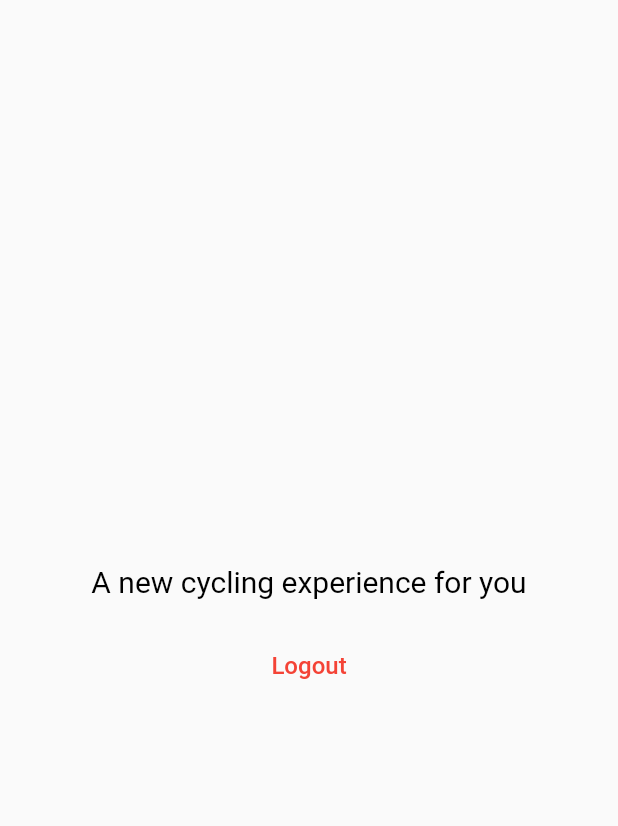
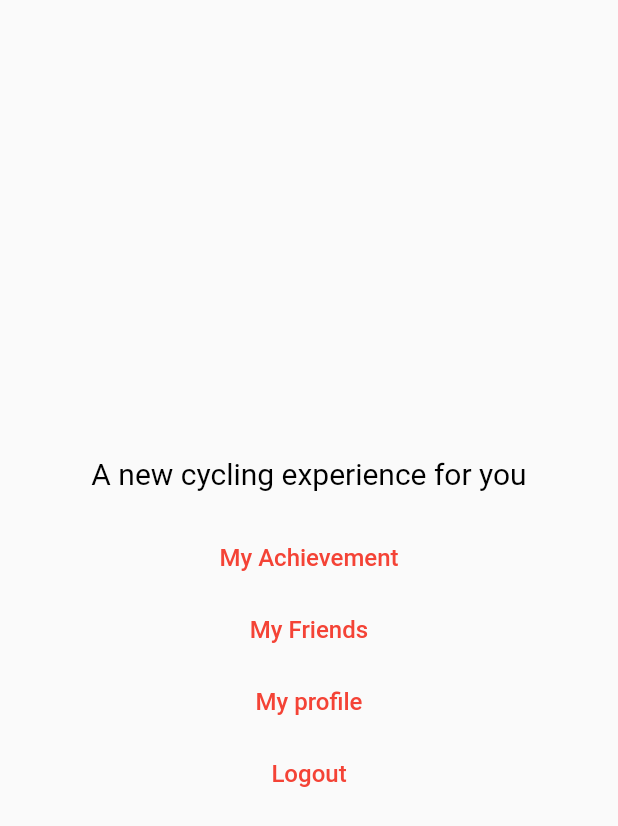
Before and after one commit to jordhi404/Virtual-Cycling, a Flutter app: the Homepage screen opened directly, on a phone screen of 412 x 824 dp. Shown: the top 826 px of the screen. Run offline on Flutter 3.47's test engine with Material 2 defaults, Android fonts, the phone set to English and light mode, and no system bars.

Commit message:
Update homepage.dart

```diff
--- a/lib/homepage.dart
+++ b/lib/homepage.dart
@@ -1,5 +1,9 @@
 import 'package:flutter/material.dart';
+import 'package:virtual_cycling_app/achievement.dart';
+import 'package:virtual_cycling_app/friend_list.dart';
 import 'package:virtual_cycling_app/login_page.dart';
+import 'package:virtual_cycling_app/my_avatar.dart';
+import 'package:virtual_cycling_app/profile.dart';
 
 class Homepage extends StatelessWidget {
   @override
@@ -12,6 +16,18 @@ class Homepage extends StatelessWidget {
           text: 'A new cycling experience for you', style: TextStyle(color: Colors.black, fontSize: 20)
         ),
       ),
+    );
+    final AchievementButton = TextButton(
+      onPressed: () => Navigator.pushReplacement(context, MaterialPageRoute(builder: ((context) => Achievement()))),
+      child: Text('My Achievement', style: TextStyle(color: Colors.red, fontSize: 16),),
+    );
+    final FriendListButton = TextButton(
+      onPressed: () => Navigator.pushReplacement(context, MaterialPageRoute(builder: ((context) => friends()))),
+      child: Text('My Friends', style: TextStyle(color: Colors.red, fontSize: 16),),
+    );
+    final ProfileButton = TextButton(
+      onPressed: () => Navigator.pushReplacement(context, MaterialPageRoute(builder: ((context) => Profile()))),
+      child: Text('My profile', style: TextStyle(color: Colors.red, fontSize: 16),),
     );
     final buttonLogout = TextButton(
       onPressed: () => showDialog<String>(
@@ -36,7 +52,7 @@ class Homepage extends StatelessWidget {
             shrinkWrap: true,
             padding: EdgeInsets.symmetric(horizontal: 20),
             children: <Widget>[
-              description, buttonLogout
+              description, AchievementButton, FriendListButton, ProfileButton, buttonLogout
             ],
           ),
         ),
```
